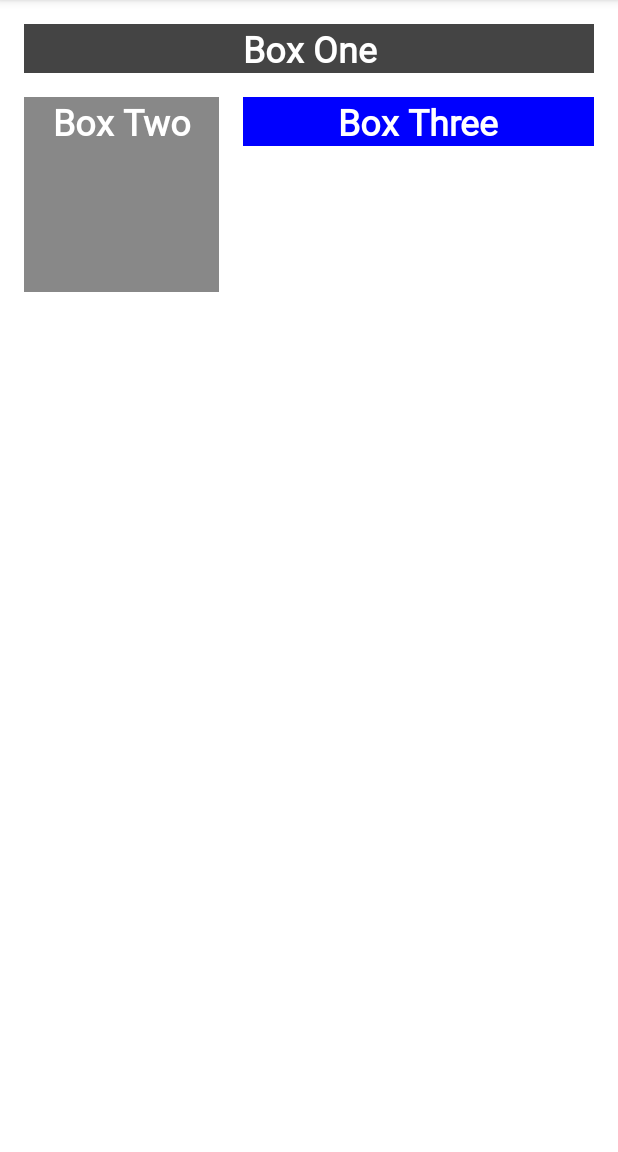
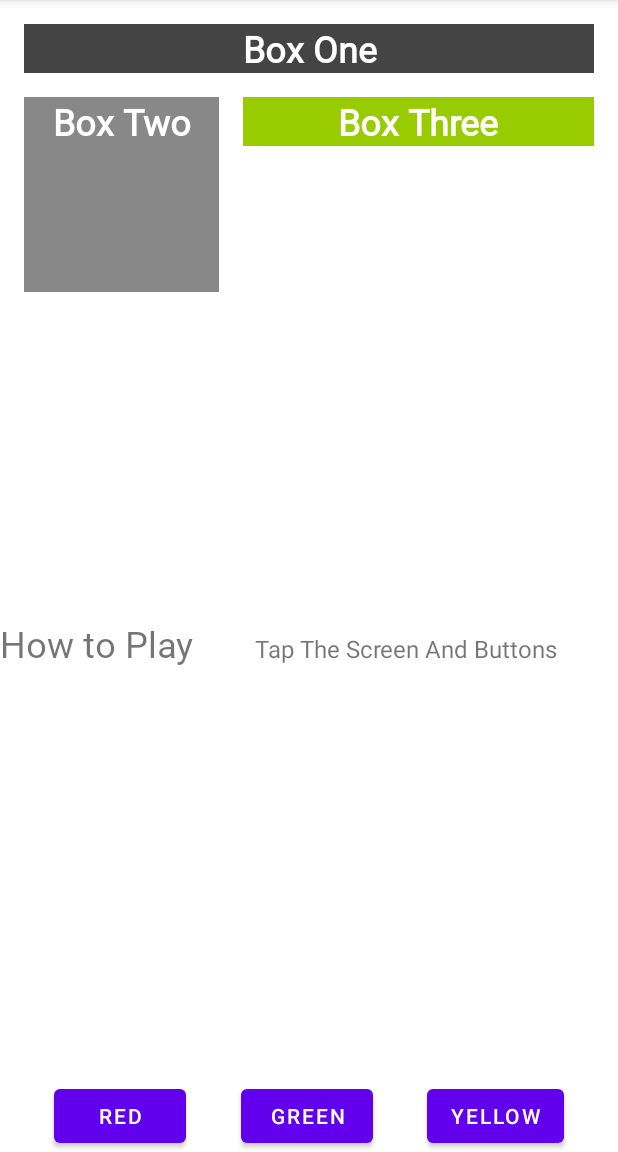
Before and after one commit to abhishekagc966gmailcom/color_view, an Android app: the screen it shows after launch (MainActivity), after a tap on "Box Three", on a phone screen of 412 x 824 dp, the part 84-1236 px from its top. Run offline under Robolectric (Android 15) with nearby library versions, the phone set to English and light mode, and no system bars; 2 other taps on this screen came first.

Commit message:
Added Buttons and implemented Baseline constraints

```diff
--- a/app/src/main/java/com/example/color_my_views/MainActivity.kt
+++ b/app/src/main/java/com/example/color_my_views/MainActivity.kt
@@ -20,7 +20,8 @@ class MainActivity : AppCompatActivity() {
     private fun setlisteners() {
 
        val clickableView:List<View> =
-           listOf(boxOneTextt,boxTwoText,boxThreeText,boxFourText,boxFiveText,constraintLayout1)
+           listOf(boxOneTextt,boxTwoText,boxThreeText,boxFourText,boxFiveText,constraintLayout1,redButton
+           ,greenButton,yellowButton)
 
         for(item in clickableView){
             item.setOnClickListener{makecolored(it)}
@@ -35,9 +36,12 @@ class MainActivity : AppCompatActivity() {
         when(view.id){
             R.id.boxOneTextt->view.setBackgroundColor(Color.DKGRAY)
             R.id.boxTwoText->view.setBackgroundColor(Color.GRAY)
-            R.id.boxThreeText->view.setBackgroundColor(Color.BLUE)
-            R.id.boxFourText->view.setBackgroundColor(Color.YELLOW)
-            R.id.boxFiveText->view.setBackgroundColor(Color.CYAN)
+            R.id.boxThreeText->view.setBackgroundResource(android.R.color.holo_green_light)
+            R.id.boxFourText->view.setBackgroundResource(android.R.color.holo_green_dark)
+            R.id.boxFiveText->view.setBackgroundResource(android.R.color.holo_green_light)
+            R.id.redButton->boxThreeText.setBackgroundResource(R.color.myRed)
+            R.id.yellowButton->boxFourText.setBackgroundResource(R.color.myYellow)
+            R.id.greenButton->boxFiveText.setBackgroundResource(R.color.myGreen)
 
             else ->view.setBackgroundColor(Color.LTGRAY)
         }
--- a/app/src/main/res/layout/activity_main.xml
+++ b/app/src/main/res/layout/activity_main.xml
@@ -75,4 +75,64 @@
         app:layout_constraintStart_toEndOf="@+id/boxTwoText"
         app:layout_constraintTop_toBottomOf="@+id/boxFourText" />
 
+    <TextView
+        android:id="@+id/labelText"
+        android:layout_width="0dp"
+        android:layout_height="wrap_content"
+        android:fontFamily="@font/roboto"
+        android:text="@string/howToPlay"
+        android:textSize="24sp"
+        app:layout_constraintBaseline_toBaselineOf="@+id/info"
+        app:layout_constraintStart_toStartOf="parent" />
+
+    <TextView
+        android:id="@+id/info"
+        android:layout_width="0dp"
+        android:layout_height="wrap_content"
+        android:text="@string/tapThevalueAndButtons"
+        android:textAlignment="center"
+        android:textSize="16sp"
+        app:layout_constraintBottom_toBottomOf="parent"
+        app:layout_constraintEnd_toEndOf="parent"
+        app:layout_constraintHorizontal_bias="1.0"
+        app:layout_constraintStart_toEndOf="@+id/labelText"
+        app:layout_constraintTop_toBottomOf="@+id/boxTwoText"
+        app:layout_constraintVertical_bias="0.411" />
+
+    <Button
+        android:id="@+id/redButton"
+        android:layout_width="wrap_content"
+        android:layout_height="wrap_content"
+        android:layout_marginStart="16dp"
+        android:text="@string/buttonRed"
+        app:layout_constraintBaseline_toBaselineOf="@+id/greenButton"
+        app:layout_constraintEnd_toStartOf="@+id/greenButton"
+        app:layout_constraintHorizontal_bias="0.5"
+        app:layout_constraintStart_toStartOf="parent" />
+
+    <Button
+        android:id="@+id/greenButton"
+        android:layout_width="wrap_content"
+        android:layout_height="wrap_content"
+        android:layout_marginStart="16dp"
+        android:layout_marginEnd="16dp"
+        android:text="@string/buttonGreen"
+        app:layout_constraintBottom_toBottomOf="parent"
+        app:layout_constraintEnd_toStartOf="@+id/yellowButton"
+        app:layout_constraintHorizontal_bias="0.5"
+        app:layout_constraintStart_toEndOf="@+id/redButton"
+        app:layout_constraintTop_toBottomOf="@+id/info"
+        app:layout_constraintVertical_bias="1.0" />
+
+    <Button
+        android:id="@+id/yellowButton"
+        android:layout_width="wrap_content"
+        android:layout_height="wrap_content"
+        android:layout_marginEnd="16dp"
+        android:text="@string/buttonYellow"
+        app:layout_constraintBaseline_toBaselineOf="@+id/greenButton"
+        app:layout_constraintEnd_toEndOf="parent"
+        app:layout_constraintHorizontal_bias="0.5"
+        app:layout_constraintStart_toEndOf="@+id/greenButton" />
+
 </androidx.constraintlayout.widget.ConstraintLayout>
--- a/app/src/main/res/values/colors.xml
+++ b/app/src/main/res/values/colors.xml
@@ -7,4 +7,7 @@
     <color name="teal_700">#FF018786</color>
     <color name="black">#FF000000</color>
     <color name="white">#FFFFFFFF</color>
+    <color name="myGreen">#12C700</color>
+    <color name="myRed">#E54304</color>
+    <color name="myYellow">#FFC107</color>
 </resources>
--- a/app/src/main/res/values/strings.xml
+++ b/app/src/main/res/values/strings.xml
@@ -8,5 +8,7 @@
     <string name="buttonRed">RED</string>
     <string name="buttonYellow">YELLOW</string>
     <string name="buttonGreen">GREEN</string>
+    <string name="howToPlay">How to Play</string>
+    <string name="tapThevalueAndButtons">Tap The Screen And Buttons</string>
 
 </resources>
```
